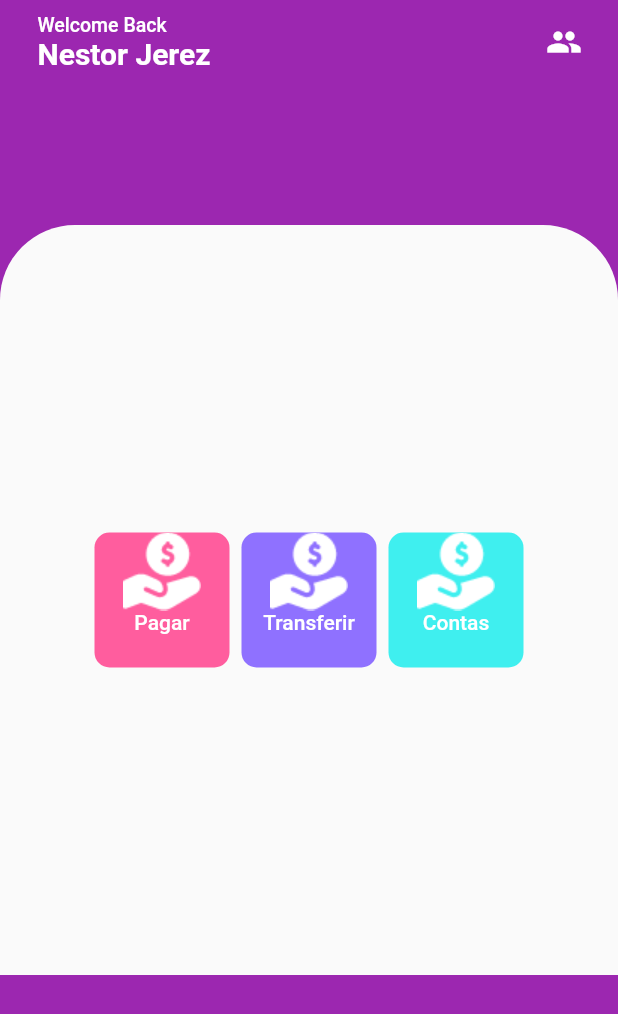
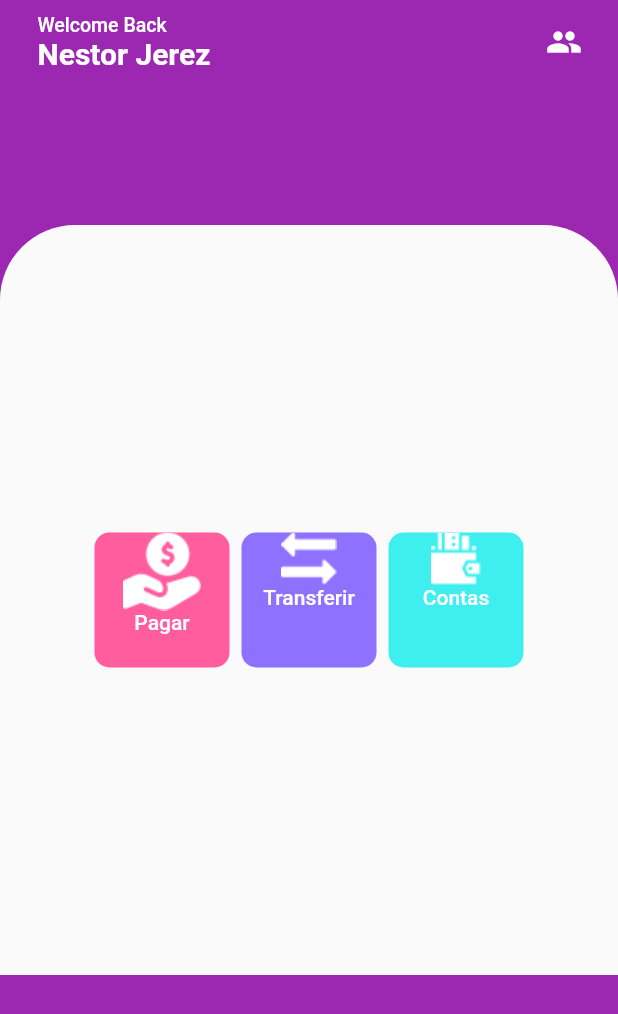
Before and after one commit to derek-alves/Bank-Wallet-Flutter, a Flutter app: the screen it shows after launch, on a phone screen of 412 x 824 dp. Shown: the top 1014 px of the screen. Run offline on Flutter 3.47's test engine with Material 2 defaults, Android fonts, the phone set to English and light mode, and no system bars.

Commit message:
adicionado icones dos botoes

```diff
--- a/lib/components/MainButtonsBar.dart
+++ b/lib/components/MainButtonsBar.dart
@@ -15,12 +15,12 @@ class MainButtonsBar extends StatelessWidget {
         ButtonBig(
           text: "Transferir",
           color: Color.fromRGBO(143, 113, 255, 1.0),
-          imagePath: "assets/pay_icon.png",
+          imagePath: "assets/transfer_icon.png",
         ),
         ButtonBig(
           text: "Contas",
           color: Color.fromRGBO(63, 239, 239, 1.0),
-          imagePath: "assets/pay_icon.png",
+          imagePath: "assets/wallet_icon.png",
         ),
       ],
     );
```
Also changed, not shown: assets/transfer_icon.png (added), assets/wallet_icon.png (added).
